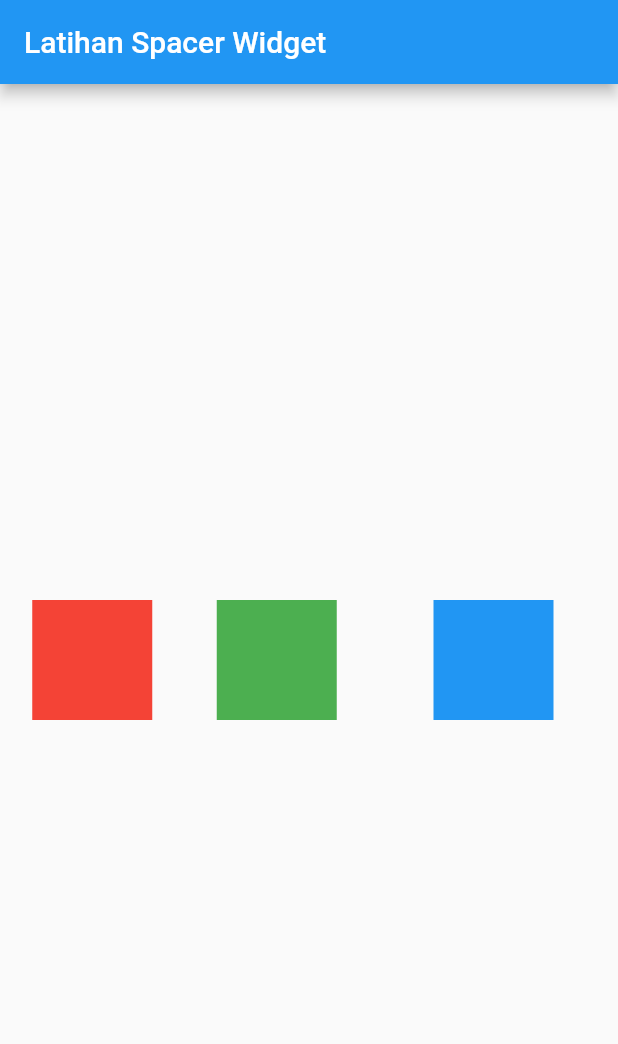
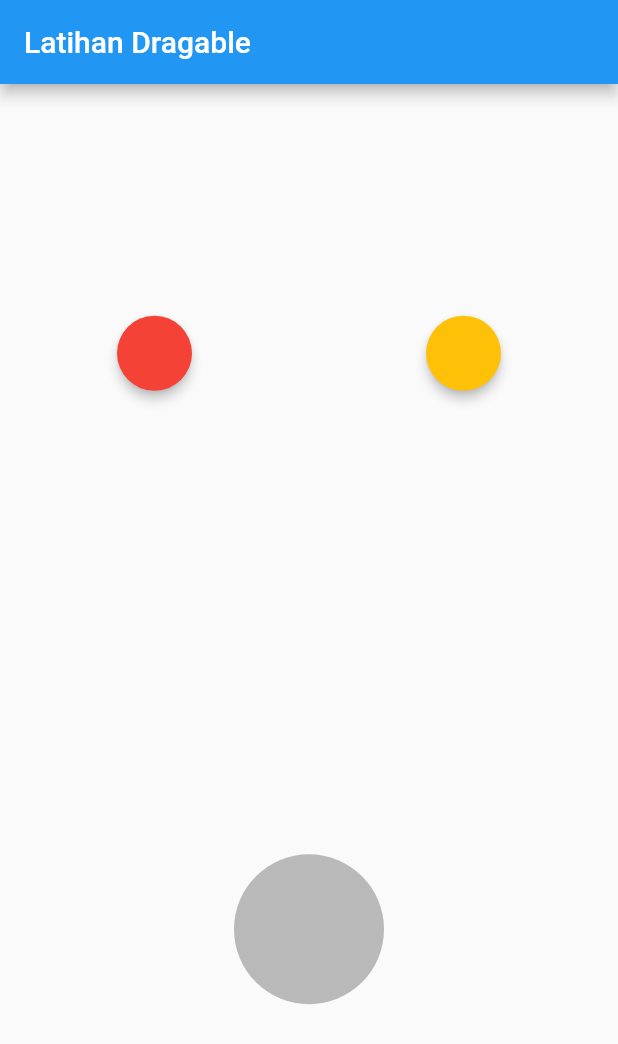
Before and after one commit to dsjtx/Belajar-Flutter, a Flutter app: the screen it shows after launch, on a phone screen of 412 x 824 dp. Shown: the top 1044 px of the screen. Run offline on Flutter 3.47's test engine with Material 2 defaults, Android fonts, the phone set to English and light mode, and no system bars.

Commit message:
Latihan Dragable

```diff
--- a/lib/main.dart
+++ b/lib/main.dart
@@ -2,25 +2,116 @@ import 'package:flutter/material.dart';
 
 void main() => runApp(MyApp());
 
-class MyApp extends StatelessWidget {
+class MyApp extends StatefulWidget {
+  @override
+  _MyAppState createState() => _MyAppState();
+}
+
+class _MyAppState extends State<MyApp> {
+  Color color1 = Colors.red;
+  Color color2 = Colors.amber;
+  Color targetColor;
+  bool isAccepted = false;
+
   @override
   Widget build(BuildContext context) {
     return MaterialApp(
       home: Scaffold(
-        appBar: AppBar(title: Text("Latihan Spacer Widget"),),
-        body: Center(
-          child: Row(
-            mainAxisAlignment: MainAxisAlignment.spaceBetween,
-            children: <Widget>[
-              Spacer(flex: 1,),
-              Container(width: 80, height: 80, color: Colors.red,),
-              Spacer(flex: 2,),
-              Container(width: 80, height: 80, color: Colors.green,),
-              Spacer(flex: 3,),
-              Container(width: 80, height: 80, color: Colors.blue,),
-              Spacer(flex: 2,),
-            ],
-          ),
+        appBar: AppBar(
+          title: Text("Latihan Dragable"),
+        ),
+        body: Column(
+          mainAxisAlignment: MainAxisAlignment.spaceAround,
+          children: <Widget>[
+            Row(
+              mainAxisAlignment: MainAxisAlignment.spaceAround,
+              children: <Widget>[
+                Draggable<Color>(
+                  data: color1,
+                  child: SizedBox(
+                    width: 50,
+                    height: 50,
+                    child: Material(
+                      color: color1,
+                      shape: StadiumBorder(),
+                      elevation: 3,
+                    ),
+                  ),
+                  childWhenDragging: SizedBox(
+                    width: 50,
+                    height: 50,
+                    child: Material(
+                      color: Colors.grey,
+                      shape: StadiumBorder(),
+                      elevation: 0,
+                    ),
+                  ),
+                  feedback: SizedBox(
+                    width: 50,
+                    height: 50,
+                    child: Material(
+                      color: color1.withOpacity(0.7),
+                      shape: StadiumBorder(),
+                      elevation: 3,
+                    ),
+                  ),
+                ),
+                Draggable<Color>(
+                  data: color2,
+                  child: SizedBox(
+                    width: 50,
+                    height: 50,
+                    child: Material(
+                      color: color2,
+                      shape: StadiumBorder(),
+                      elevation: 3,
+                    ),
+                  ),
+                  childWhenDragging: SizedBox(
+                    width: 50,
+                    height: 50,
+                    child: Material(
+                      color: Colors.grey,
+                      shape: StadiumBorder(),
+                      elevation: 0,
+                    ),
+                  ),
+                  feedback: SizedBox(
+                    width: 50,
+                    height: 50,
+                    child: Material(
+                      color: color2.withOpacity(0.7),
+                      shape: StadiumBorder(),
+                      elevation: 3,
+                    ),
+                  ),
+                )
+              ],
+            ),
+            DragTarget<Color>(
+              onWillAccept: (value) => true,
+              onAccept: (value) {
+                isAccepted = true;
+                targetColor = value;},
+              builder: (context, candidates, rejected){
+                return (isAccepted) ? SizedBox(
+                    width: 100,
+                    height: 100,
+                    child: Material(
+                      color: targetColor,
+                      shape: StadiumBorder(),
+                    ),
+                  ) :
+                  SizedBox(
+                    width: 100,
+                    height: 100,
+                    child: Material(
+                      color: Colors.black26,
+                      shape: StadiumBorder(),
+                    ),
+                  );
+              })
+          ],
         ),
       ),
     );
```
